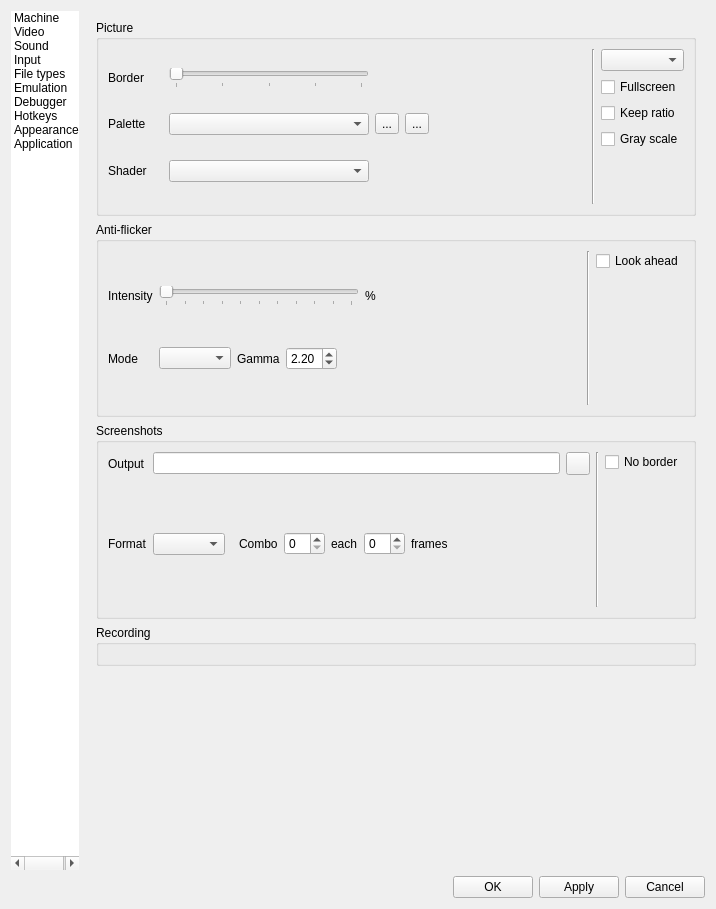
The window that ui/setupwin.ui (Volutar/xpeccy-plus) describes before a commit, drawn with Qt 5.
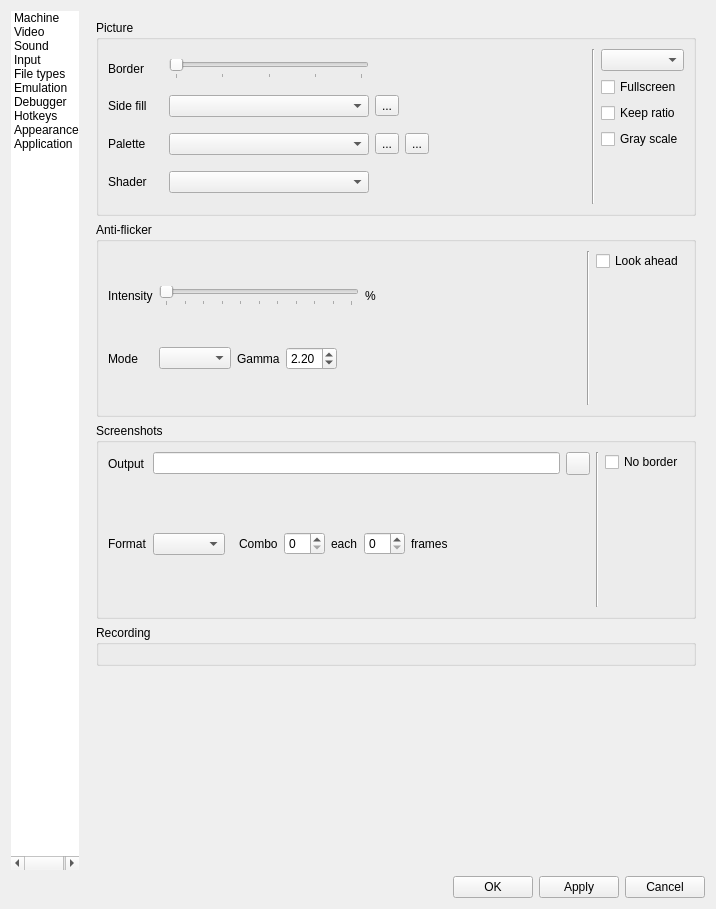
The same window after the commit. The open tabs and pages were chosen to show the change. Icons and pictures are not drawn. Custom widgets are drawn as their Qt base class.

Commit message:
video: side fill - the room beside a fitted picture in its edges or its reflection
Stretched edges carries the picture's outer rows and columns outwards, Mirror reflects it at its edge; both blurred and dimmed, drawn by a pass of the renderer's own before the picture, so any shader keeps working. Black, the default, skips the pass. View > Side Fill after Border; Options > Video under Border, with blur, brightness, fade and edge in a pop-up that shows each move at once.

```diff
--- a/ui/setupwin.ui
+++ b/ui/setupwin.ui
@@ -1381,13 +1381,53 @@
                 </widget>
                </item>
                <item row="1" column="0">
+                <widget class="QLabel" name="labSideFill">
+                 <property name="text">
+                  <string>Side fill</string>
+                 </property>
+                </widget>
+               </item>
+               <item row="1" column="1">
+                <widget class="QComboBox" name="cbSideFill">
+                 <property name="minimumSize">
+                  <size>
+                   <width>200</width>
+                   <height>0</height>
+                  </size>
+                 </property>
+                 <property name="maximumSize">
+                  <size>
+                   <width>200</width>
+                   <height>16777215</height>
+                  </size>
+                 </property>
+                 <property name="toolTip">
+                  <string>What fills the room beside a fitted picture</string>
+                 </property>
+                </widget>
+               </item>
+               <item row="1" column="2">
+                <widget class="QToolButton" name="tbSideFill">
+                 <property name="toolTip">
+                  <string>How soft and bright the side fill is</string>
+                 </property>
+                 <property name="text">
+                  <string>...</string>
+                 </property>
+                 <property name="icon">
+                  <iconset resource="../xpeccy.qrc">
+                   <normaloff>:/images/settings.png</normaloff>:/images/settings.png</iconset>
+                 </property>
+                </widget>
+               </item>
+               <item row="2" column="0">
                 <widget class="QLabel" name="labPalPreset">
                  <property name="text">
                   <string>Palette</string>
                  </property>
                 </widget>
                </item>
-               <item row="1" column="1">
+               <item row="2" column="1">
                 <widget class="QComboBox" name="cbPalPreset">
                  <property name="minimumSize">
                   <size>
@@ -1418,7 +1458,7 @@
                  </property>
                 </widget>
                </item>
-               <item row="1" column="2">
+               <item row="2" column="2">
                 <layout class="QHBoxLayout" name="horizontalLayout_40">
                  <item>
                   <widget class="QToolButton" name="tbPalEdit">
@@ -1463,14 +1503,14 @@
                  </item>
                 </layout>
                </item>
-               <item row="2" column="0">
+               <item row="3" column="0">
                 <widget class="QLabel" name="labShader">
                  <property name="text">
                   <string>Shader</string>
                  </property>
                 </widget>
                </item>
-               <item row="2" column="1">
+               <item row="3" column="1">
                 <widget class="QComboBox" name="cbShader">
                  <property name="minimumSize">
                   <size>
```
The commit also changes 11 other files.
